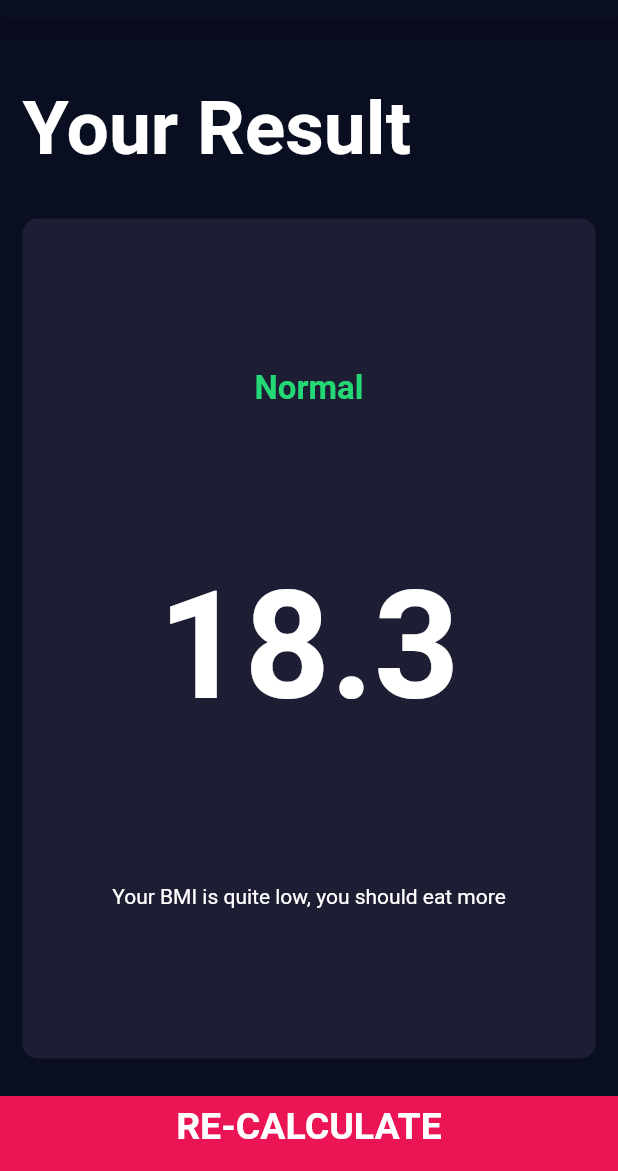
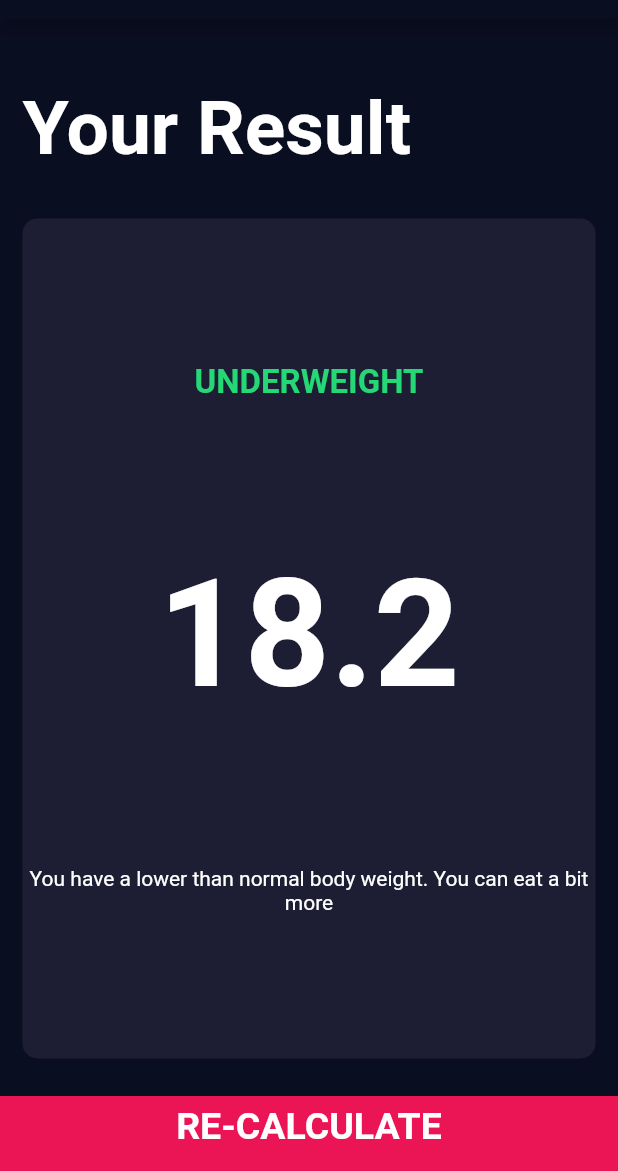
Before and after one commit to PatrickChow0803/flutter-bmi-calc, a Flutter app: the screen it shows after launch, after a tap on "CALCULATE BMI", on a phone screen of 412 x 824 dp, the part 65-1236 px from its top. Run offline on Flutter 3.47's test engine with Material 2 defaults, Android fonts, the phone set to English and light mode, and no system bars; our stand-ins replace font_awesome_flutter.

Commit message:
Added calculation functionality.

```diff
--- /dev/null
+++ b/lib/calculator_brain.dart
@@ -0,0 +1,40 @@
+import 'dart:math';
+
+class CalculatorBrain {
+  CalculatorBrain({this.weight, this.height});
+
+  final int weight;
+  final int height;
+
+//  Underscore makes this private
+  double _BMI;
+
+  String calculateBMI() {
+    _BMI = weight / pow(height / 100, 2);
+//    To String As Fix converts double to a string and determines the # of decimals
+    print("BMI: " + _BMI.toString());
+    print("Weight: " + weight.toString());
+    print("Height: " + height.toString());
+    return _BMI.toStringAsFixed(1);
+  }
+
+  String getResults() {
+    if (_BMI >= 25) {
+      return 'overweight';
+    } else if (_BMI > 18.5) {
+      return 'Normal';
+    } else {
+      return 'underweight';
+    }
+  }
+
+  String getInterpretation() {
+    if (_BMI >= 25) {
+      return 'You have a higher than normal body weight. Try to exercise more';
+    } else if (_BMI > 18.5) {
+      return 'You have a normal body weight. Good Job!';
+    } else {
+      return 'You have a lower than normal body weight. You can eat a bit more';
+    }
+  }
+}
--- a/lib/screens/input_page.dart
+++ b/lib/screens/input_page.dart
@@ -1,3 +1,4 @@
+import 'package:bmi_calculator/calculator_brain.dart';
 import 'package:bmi_calculator/components/round_icon_button.dart';
 import 'package:bmi_calculator/screens/results_page.dart';
 import 'package:flutter/material.dart';
@@ -261,10 +262,17 @@ class _InputPageState extends State<InputPage> {
           BottomButton(
             buttonTitle: 'CALCULATE BMI',
             onTap: () {
+              CalculatorBrain calc =
+                  CalculatorBrain(weight: weight, height: height);
+
               Navigator.push(
                 context,
                 MaterialPageRoute(
-                  builder: (context) => ResultsPage(),
+                  builder: (context) => ResultsPage(
+                    BMIResult: calc.calculateBMI(),
+                    interpretation: calc.getInterpretation(),
+                    resultText: calc.getResults(),
+                  ),
                 ),
               );
             },
--- a/lib/screens/results_page.dart
+++ b/lib/screens/results_page.dart
@@ -4,6 +4,15 @@ import 'package:flutter/material.dart';
 import '../constants.dart';
 
 class ResultsPage extends StatelessWidget {
+  ResultsPage(
+      {@required this.BMIResult,
+      @required this.resultText,
+      @required this.interpretation});
+
+  final String BMIResult;
+  final String resultText;
+  final String interpretation;
+
   @override
   Widget build(BuildContext context) {
     return Scaffold(
@@ -35,15 +44,15 @@ class ResultsPage extends StatelessWidget {
                 crossAxisAlignment: CrossAxisAlignment.center,
                 children: <Widget>[
                   Text(
-                    'Normal',
+                    resultText.toUpperCase(),
                     style: kResultTextStyle,
                   ),
                   Text(
-                    '18.3',
+                    BMIResult,
                     style: kBMITextStyle,
                   ),
                   Text(
-                    'Your BMI is quite low, you should eat more',
+                    interpretation,
                     textAlign: TextAlign.center,
                   )
                 ],
```
